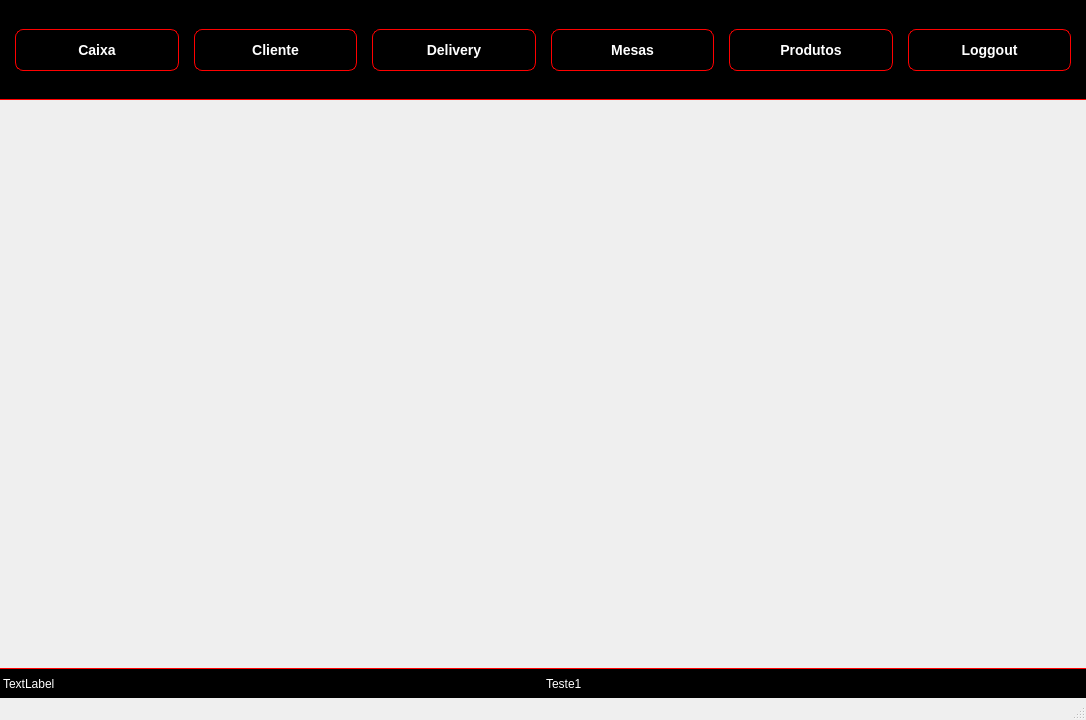
Above: desktop/window/unique.ui from hnmcano/unique before the change. Below: the same form after it.
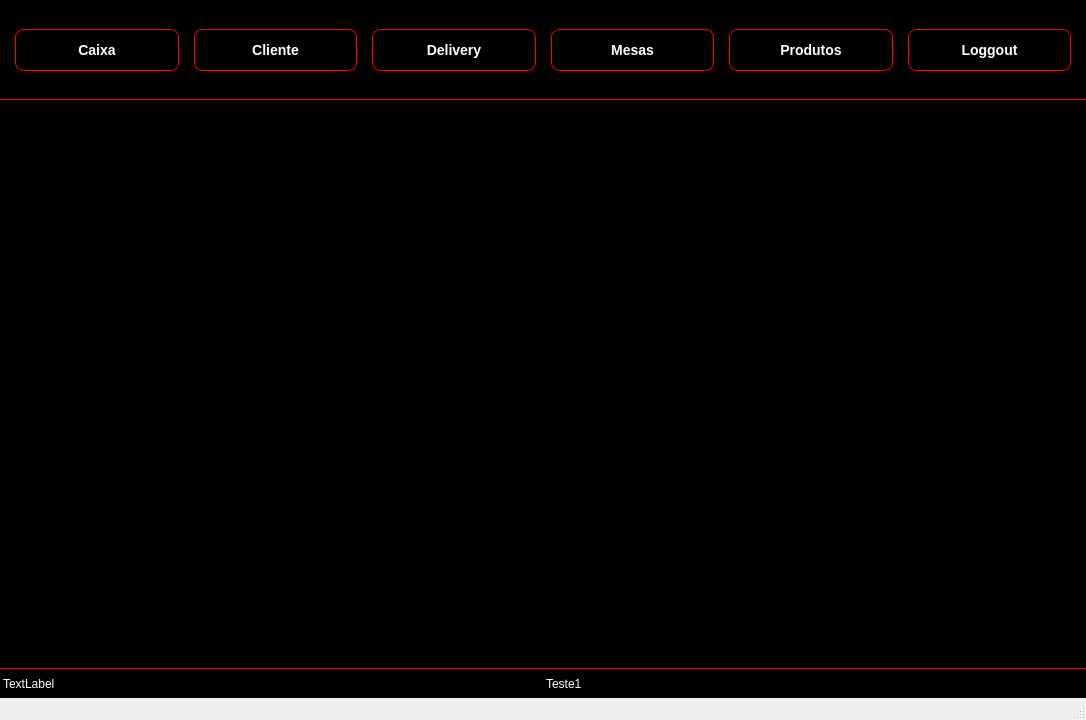
That is the form after the change. Icons and pictures are not drawn.

Patch:
```diff
--- a/desktop/window/unique.ui
+++ b/desktop/window/unique.ui
@@ -331,8 +331,27 @@
     <item>
      <widget class="QWidget" name="widget_2" native="true">
       <layout class="QHBoxLayout" name="horizontalLayout_3">
+       <property name="spacing">
+        <number>0</number>
+       </property>
+       <property name="leftMargin">
+        <number>0</number>
+       </property>
+       <property name="topMargin">
+        <number>0</number>
+       </property>
+       <property name="rightMargin">
+        <number>0</number>
+       </property>
+       <property name="bottomMargin">
+        <number>0</number>
+       </property>
        <item>
-        <widget class="QLabel" name="boas_vindas">
+        <widget class="QLabel" name="label_3">
+         <property name="styleSheet">
+          <string notr="true">image: url(:/unique/boas_vindas.png);
+background-color: rgb(0, 0, 0);</string>
+         </property>
          <property name="text">
           <string/>
          </property>
```
Left out of the diff: 6 changed lines with no effect on the pictures.
